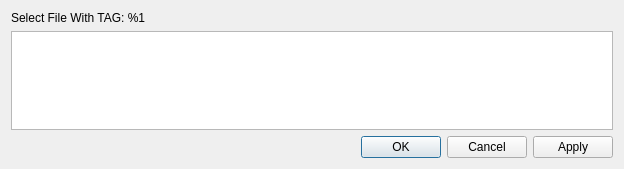
Old version of the form source/ui/DialogDuplicateTags.ui in the repository eteran/nedit-ng.
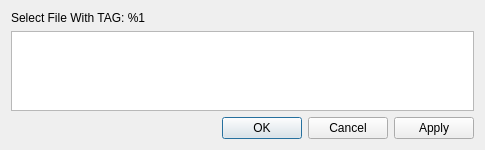
New version of the form.

Diff of the .ui file:
```diff
--- a/source/ui/DialogDuplicateTags.ui
+++ b/source/ui/DialogDuplicateTags.ui
@@ -6,8 +6,8 @@
    <rect>
     <x>0</x>
     <y>0</y>
-    <width>624</width>
-    <height>169</height>
+    <width>485</width>
+    <height>150</height>
    </rect>
   </property>
   <property name="windowTitle">
```
